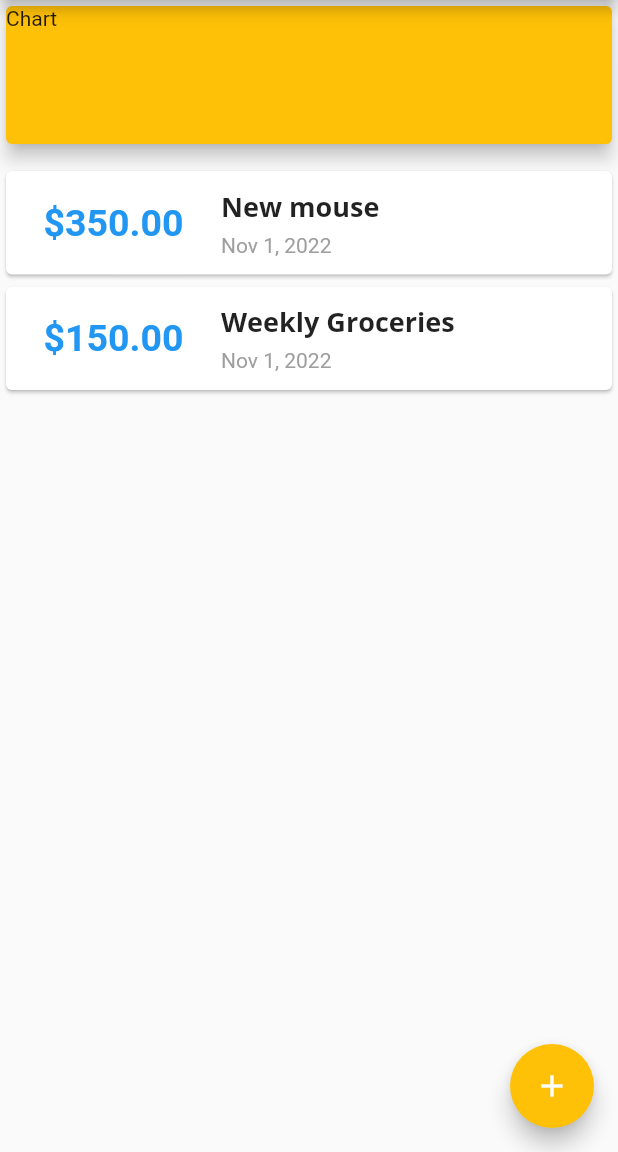
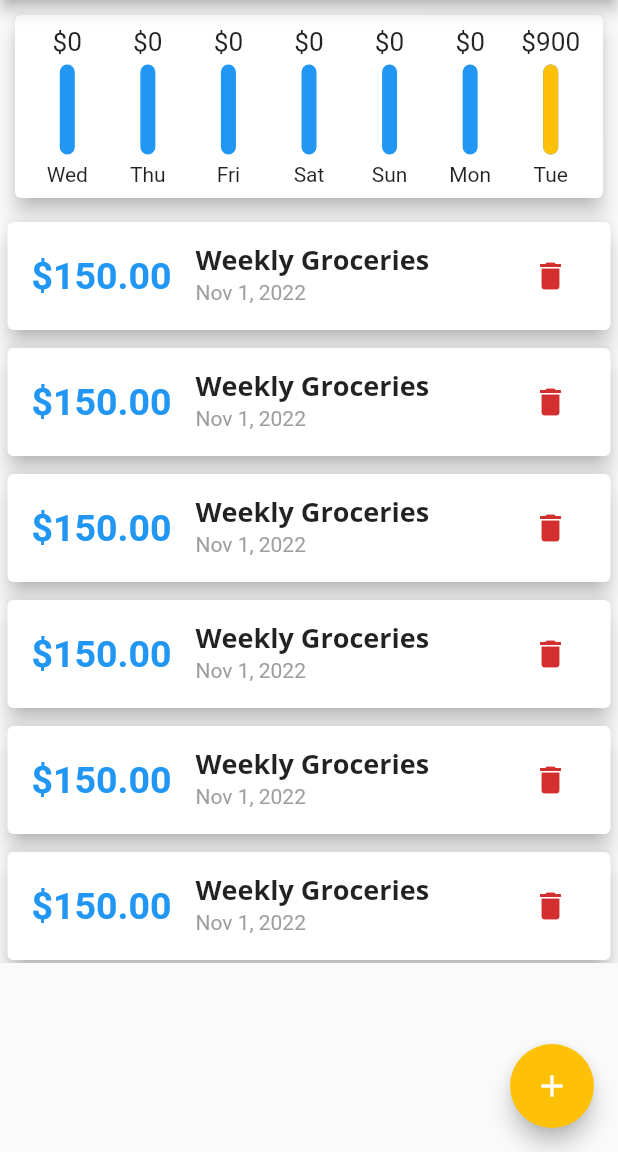
Before and after one commit to ihor-debelyi/academind_course, a Flutter app: the screen it shows after launch, on a phone screen of 412 x 824 dp, the part 84-1236 px from its top. Run offline on Flutter 3.47's test engine with Material 2 defaults, Android fonts, the light colour scheme and no system bars; missing offline and left inert: dart:ffi.

Commit message:
finished module 4

```diff
--- a/personal_expenses/lib/main.dart
+++ b/personal_expenses/lib/main.dart
@@ -1,5 +1,8 @@
+import 'dart:ffi';
+
 import 'package:flutter/material.dart';
 import 'package:personal_expenses/models/transaction.dart';
+import 'package:personal_expenses/widgets/chart.dart';
 import 'package:personal_expenses/widgets/new_transaction.dart';
 import 'package:personal_expenses/widgets/transaction_list.dart';
 
@@ -27,6 +30,10 @@ class MyApp extends StatelessWidget {
                 fontWeight: FontWeight.bold,
                 fontSize: 18,
               ),
+              button: const TextStyle(
+                color: Colors.white,
+                fontWeight: FontWeight.bold,
+              ),
             ),
         appBarTheme: ThemeData.light().appBarTheme.copyWith(
               titleTextStyle: const TextStyle(
@@ -53,6 +60,36 @@ class _MyHomePageState extends State<MyHomePage> {
       id: 't1',
       title: 'New mouse',
       amount: 350,
+      date: DateTime.now().subtract(const Duration(days: 8)),
+    ),
+    Transaction(
+      id: 't2',
+      title: 'Weekly Groceries',
+      amount: 150,
+      date: DateTime.now(),
+    ),
+    Transaction(
+      id: 't2',
+      title: 'Weekly Groceries',
+      amount: 150,
+      date: DateTime.now(),
+    ),
+    Transaction(
+      id: 't2',
+      title: 'Weekly Groceries',
+      amount: 150,
+      date: DateTime.now(),
+    ),
+    Transaction(
+      id: 't2',
+      title: 'Weekly Groceries',
+      amount: 150,
+      date: DateTime.now(),
+    ),
+    Transaction(
+      id: 't2',
+      title: 'Weekly Groceries',
+      amount: 150,
       date: DateTime.now(),
     ),
     Transaction(
@@ -63,18 +100,30 @@ class _MyHomePageState extends State<MyHomePage> {
     ),
   ];
 
-  void _addNewTransaction(String txTitle, double txAmount) {
-    final lastId = _userTransactions.last.id;
+  List<Transaction> get _recentTransactions => _userTransactions
+      .where(
+          (tx) => DateTime.now().difference(tx.date) <= const Duration(days: 7))
+      .toList();
+
+  void _addNewTransaction(String txTitle, double txAmount, DateTime date) {
+    final lastId =
+        _userTransactions.isEmpty ? 't0' : _userTransactions.first.id;
     final newId = int.parse(lastId.substring(1)) + 1;
     final newTransaction = Transaction(
       id: 't$newId',
       title: txTitle,
       amount: txAmount,
-      date: DateTime.now(),
+      date: date,
     );
 
     setState(() {
       _userTransactions.add(newTransaction);
+    });
+  }
+
+  void _deleteTransaction(String id) {
+    setState(() {
+      _userTransactions.removeWhere((tx) => tx.id == id);
     });
   }
 
@@ -106,15 +155,9 @@ class _MyHomePageState extends State<MyHomePage> {
       body: Column(
         crossAxisAlignment: CrossAxisAlignment.stretch,
         children: [
-          const SizedBox(
-            height: 100,
-            child: Card(
-              color: Colors.amber,
-              elevation: 5,
-              child: Text('Chart'),
-            ),
-          ),
-          TransactionList(_userTransactions)
+          Chart(_recentTransactions),
+          TransactionList(_userTransactions,
+              deleteTransaction: _deleteTransaction),
         ],
       ),
     );
--- /dev/null
+++ b/personal_expenses/lib/models/chart_transaction.dart
@@ -0,0 +1,6 @@
+class ChartTransaction {
+  final String day;
+  final double amount;
+
+  ChartTransaction(this.day, this.amount);
+}
--- /dev/null
+++ b/personal_expenses/lib/widgets/chart.dart
@@ -0,0 +1,59 @@
+import 'package:flutter/material.dart';
+import 'package:personal_expenses/models/chart_transaction.dart';
+import 'package:personal_expenses/models/datetime_extensions.dart';
+
+import '../models/transaction.dart';
+import 'package:intl/intl.dart';
+
+import 'chart_bar.dart';
+
+class Chart extends StatelessWidget {
+  final List<Transaction> recentTransactions;
+
+  const Chart(this.recentTransactions, {Key? key}) : super(key: key);
+
+  List<ChartTransaction> get groupedTransactionValues {
+    return List.generate(7, (index) {
+      final weekDay = DateTime.now().subtract(Duration(days: index));
+
+      double totalSum = 0.0;
+      for (var transaction in recentTransactions) {
+        if (transaction.date.isSameDateAs(weekDay)) {
+          totalSum += transaction.amount;
+        }
+      }
+      return ChartTransaction(DateFormat.E().format(weekDay), totalSum);
+    }).reversed.toList();
+  }
+
+  double get totalSpending {
+    return groupedTransactionValues.fold(0.0, (sum, item) {
+      return sum + item.amount;
+    });
+  }
+
+  @override
+  Widget build(BuildContext context) {
+    return Card(
+      elevation: 6,
+      margin: const EdgeInsets.all(10),
+      child: Padding(
+        padding: const EdgeInsets.all(8.0),
+        child: Row(
+          mainAxisAlignment: MainAxisAlignment.spaceAround,
+          children: groupedTransactionValues
+              .map((tx) => Flexible(
+                    fit: FlexFit.tight,
+                    child: ChartBar(
+                      chartTransaction: tx,
+                      spendingPercentage: totalSpending == 0.0
+                          ? 0.0
+                          : tx.amount / totalSpending,
+                    ),
+                  ))
+              .toList(),
+        ),
+      ),
+    );
+  }
+}
--- /dev/null
+++ b/personal_expenses/lib/widgets/chart_bar.dart
@@ -0,0 +1,59 @@
+// ignore_for_file: public_member_api_docs, sort_constructors_first
+import 'package:flutter/material.dart';
+
+import 'package:personal_expenses/models/chart_transaction.dart';
+
+class ChartBar extends StatelessWidget {
+  final ChartTransaction chartTransaction;
+  final double spendingPercentage;
+
+  const ChartBar({
+    Key? key,
+    required this.chartTransaction,
+    required this.spendingPercentage,
+  }) : super(key: key);
+
+  @override
+  Widget build(BuildContext context) {
+    return Column(
+      children: [
+        Container(
+          height: 20,
+          child: FittedBox(
+            child: Text('\$${chartTransaction.amount.toStringAsFixed(0)}'),
+          ),
+        ),
+        const SizedBox(height: 5),
+        Container(
+          height: 60,
+          width: 10,
+          child: Stack(
+            alignment: Alignment.bottomCenter,
+            children: [
+              Container(
+                decoration: BoxDecoration(
+                  border: Border.all(
+                      color: Theme.of(context).primaryColor, width: 1.0),
+                  color: Theme.of(context).primaryColor,
+                  borderRadius: BorderRadius.circular(10),
+                ),
+              ),
+              FractionallySizedBox(
+                heightFactor: spendingPercentage,
+                child: Container(
+                  decoration: BoxDecoration(
+                    color: Theme.of(context).colorScheme.secondary,
+                    borderRadius: BorderRadius.circular(10),
+                  ),
+                ),
+              )
+            ],
+          ),
+        ),
+        // Text((chartTransaction.amount / totalSpending).toStringAsFixed(2)),
+        const SizedBox(height: 5),
+        Text(chartTransaction.day),
+      ],
+    );
+  }
+}
--- a/personal_expenses/lib/widgets/transaction_card.dart
+++ b/personal_expenses/lib/widgets/transaction_card.dart
@@ -4,20 +4,22 @@ import 'package:personal_expenses/models/transaction.dart';
 
 class TransactionCard extends StatelessWidget {
   final Transaction transaction;
+  final Function deleteTransaction;
 
-  const TransactionCard({Key? key, required this.transaction})
+  const TransactionCard(
+      {Key? key, required this.transaction, required this.deleteTransaction})
       : super(key: key);
 
   @override
   Widget build(BuildContext context) {
     return Card(
-      // margin: const EdgeInsets.symmetric(vertical: 8, horizontal: 5),
-      child: Row(
+      elevation: 6,
+      margin: const EdgeInsets.symmetric(vertical: 6, horizontal: 5),
+      child: ListTile(
+        leading: Column(
+          mainAxisAlignment: MainAxisAlignment.center,
           children: [
-          Container(
-            margin: const EdgeInsets.symmetric(vertical: 10, horizontal: 15),
-            padding: const EdgeInsets.symmetric(vertical: 10, horizontal: 10),
-            child: Text(
+            Text(
               '\$${transaction.amount.toStringAsFixed(2)}',
               style: TextStyle(
                 color: Theme.of(context).primaryColor,
@@ -25,26 +27,57 @@ class TransactionCard extends StatelessWidget {
                 fontWeight: FontWeight.bold,
               ),
             ),
+          ],
         ),
-          Column(
-            crossAxisAlignment: CrossAxisAlignment.start,
-            children: [
-              Text(
+        title: Text(
           transaction.title,
           style: Theme.of(context).textTheme.headline6,
         ),
-              const SizedBox(height: 5),
-              Text(
+        subtitle: Text(
           DateFormat.yMMMd().format(transaction.date),
           style: const TextStyle(
-                  fontSize: 14,
             color: Colors.grey,
           ),
         ),
-            ],
-          )
-        ],
+        trailing: IconButton(
+          icon: const Icon(Icons.delete),
+          color: Theme.of(context).errorColor,
+          onPressed: () => deleteTransaction(transaction.id),
         ),
+      ),
+      // child: Row(
+      //   children: [
+      //     Container(
+      //       margin: const EdgeInsets.symmetric(vertical: 10, horizontal: 15),
+      //       padding: const EdgeInsets.symmetric(vertical: 10, horizontal: 10),
+      //       child: Text(
+      //         '\$${transaction.amount.toStringAsFixed(2)}',
+      //         style: TextStyle(
+      //           color: Theme.of(context).primaryColor,
+      //           fontSize: 25,
+      //           fontWeight: FontWeight.bold,
+      //         ),
+      //       ),
+      //     ),
+      //     Column(
+      //       crossAxisAlignment: CrossAxisAlignment.start,
+      //       children: [
+      //         Text(
+      //           transaction.title,
+      //           style: Theme.of(context).textTheme.headline6,
+      //         ),
+      //         const SizedBox(height: 5),
+      //         Text(
+      //           DateFormat.yMMMd().format(transaction.date),
+      //           style: const TextStyle(
+      //             fontSize: 14,
+      //             color: Colors.grey,
+      //           ),
+      //         ),
+      //       ],
+      //     )
+      //   ],
+      // ),
     );
   }
 }
--- a/personal_expenses/lib/widgets/transaction_list.dart
+++ b/personal_expenses/lib/widgets/transaction_list.dart
@@ -4,19 +4,37 @@ import 'package:personal_expenses/widgets/transaction_card.dart';
 
 class TransactionList extends StatelessWidget {
   final List<Transaction> transactions;
-  const TransactionList(this.transactions, {Key? key}) : super(key: key);
+  final Function deleteTransaction;
+
+  const TransactionList(this.transactions,
+      {Key? key, required this.deleteTransaction})
+      : super(key: key);
 
   @override
   Widget build(BuildContext context) {
+    transactions.sort((a, b) => b.date.compareTo(a.date));
     return Container(
       height: 500,
-      margin: const EdgeInsets.only(top: 10),
-      child: ListView.builder(
-        itemBuilder: (ctx, idx) {
-          return TransactionCard(transaction: transactions[idx]);
-        },
-        itemCount: transactions.length,
-      ),
+      child: transactions.isEmpty
+          ? Column(
+              children: [
+                Text(
+                  'No transactions added yet!',
+                  style: Theme.of(context).textTheme.headline6,
+                ),
+                Container(
+                    margin: const EdgeInsets.only(top: 15),
+                    height: 200,
+                    child: Image.asset('assets/images/waiting.png',
+                        fit: BoxFit.cover)),
+              ],
+            )
+          : ListView.builder(
+              itemBuilder: (ctx, idx) => TransactionCard(
+                  transaction: transactions[idx],
+                  deleteTransaction: deleteTransaction),
+              itemCount: transactions.length,
+            ),
     );
   }
 }
--- a/personal_expenses/pubspec.yaml
+++ b/personal_expenses/pubspec.yaml
@@ -62,9 +62,9 @@ flutter:
   uses-material-design: true
 
   # To add assets to your application, add an assets section, like this:
-  # assets:
-  #   - images/a_dot_burr.jpeg
-  #   - images/a_dot_ham.jpeg
+  assets:
+    - assets/images/waiting.png
+    # - images/a_dot_ham.jpeg
 
   # An image asset can refer to one or more resolution-specific "variants", see
   # https://flutter.dev/assets-and-images/#resolution-aware
```
Also changed, not shown: personal_expenses/lib/models/datetime_extensions.dart (added, +7 -0 lines), personal_expenses/lib/widgets/new_transaction.dart (+57 -15 lines), personal_expenses/assets/images/waiting.png (added). Lines whose indentation alone changed are shown as unchanged.
